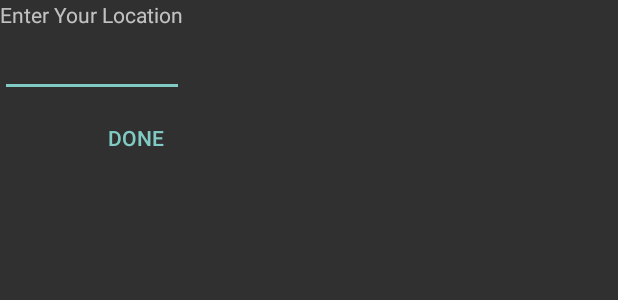
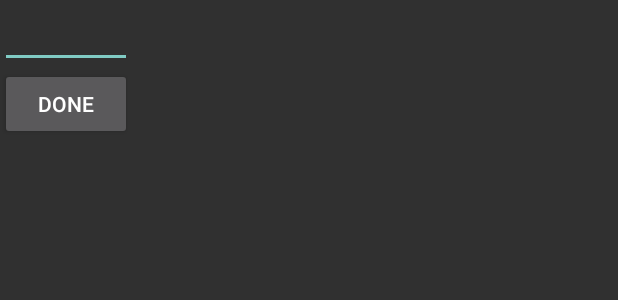
Before and after one commit to Greplr/Greplr_Android, an Android app: the layout dialogbox_take_location.xml on its own in the app's theme, with its tools: preview values and no code run, on a phone screen of 412 x 824 dp. Shown: the top 300 px of the screen. Run offline under Robolectric (Android 15) with nearby library versions, the phone set to English and light mode, and no system bars.

Commit message:
added geolocation
Conflicts:
	app/src/main/java/com/greplr/MainActivity.java

```diff
--- a/app/src/main/res/layout/dialogbox_take_location.xml
+++ b/app/src/main/res/layout/dialogbox_take_location.xml
@@ -4,16 +4,9 @@
     android:layout_height="wrap_content"
     android:orientation="vertical" >
 
-    <TextView
-        android:id="@+id/dialog_textview_1"
-        android:layout_width="wrap_content"
-        android:layout_height="wrap_content"
-        android:layout_gravity="left"
-        android:text="Enter Your Location" />
-
     <EditText
         android:id="@+id/dialog_edittext"
-        android:layout_width="fill_parent"
+        android:layout_width="match_parent"
         android:layout_height="wrap_content"
         android:layout_gravity="left" />
 
@@ -27,7 +20,6 @@
 
     <Button
         android:id="@+id/button_done"
-        style="?android:attr/buttonBarButtonStyle"
         android:layout_width="wrap_content"
         android:layout_height="wrap_content"
         android:text="Done"
```
Also changed, not shown: app/src/main/java/com/greplr/EnterLocationDialog.java (+33 -40 lines), app/src/main/java/com/greplr/MainActivity.java (+32 -2 lines), app/src/main/java/com/greplr/models/location/GeoCodingLocation.java (added, +9 -0 lines), app/src/main/java/com/greplr/models/location/GeoCodingLocationData.java (added, +79 -0 lines).
